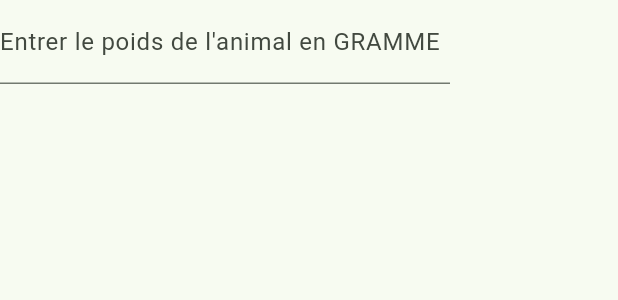
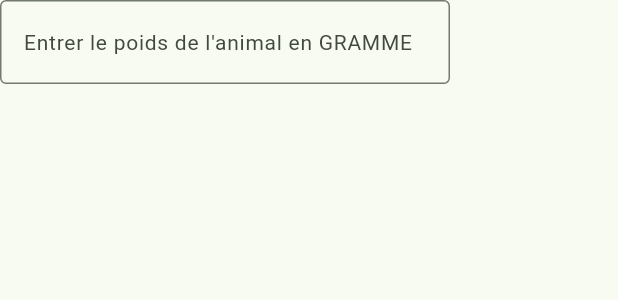
Before and after one commit to viafx24/tichodose, a Flutter app: the MyInputField widget shown alone on an empty page, opened directly, on a phone screen of 412 x 824 dp. Shown: the top 300 px of the screen. Run offline on Flutter 3.47's test engine with Material 3 defaults, Android fonts, the phone set to English and light mode, and no system bars; our stand-ins replace flutter_phoenix; missing offline and left inert: function_tree.

Commit message:
probable travail sur la couleur

```diff
--- a/lib/MyInputField.dart
+++ b/lib/MyInputField.dart
@@ -37,7 +37,11 @@ class MyInputFieldState extends State<MyInputField> {
             }),
         textAlign: TextAlign.center,
         decoration: const InputDecoration(
+            border: OutlineInputBorder(),
+            labelStyle: TextStyle(fontSize: 14),//hintText: 'Entrer le poids en GRAMME',
             labelText: "Entrer le poids de l'animal en GRAMME"),
+
+
         keyboardType: TextInputType.number,
         inputFormatters: <TextInputFormatter>[
           FilteringTextInputFormatter.digitsOnly
```
Also changed, not shown: lib/MyDropDownMenu1.dart (+9 -2 lines).
